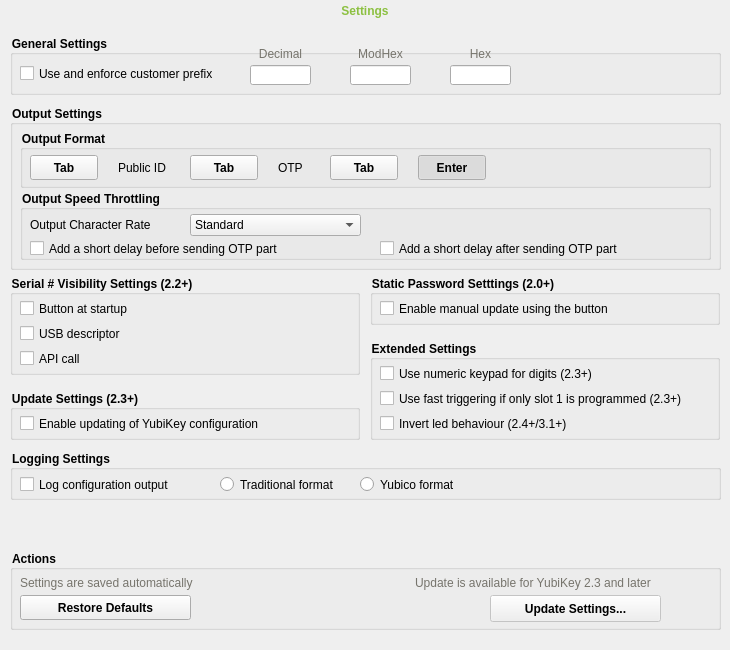
Qt form src/ui/settingpage.ui (Yubico/yubikey-personalization-gui) before a commit.
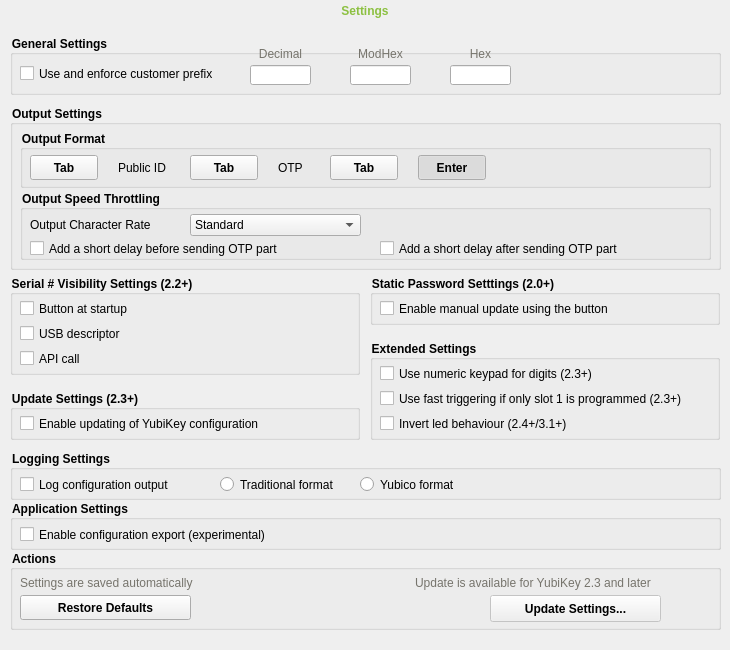
The same form after that commit. Icons and pictures are not drawn.

Commit message: add a setting for enable/disable export config

```diff
--- a/src/ui/settingpage.ui
+++ b/src/ui/settingpage.ui
@@ -1112,6 +1112,39 @@
      </property>
     </widget>
    </widget>
+   <widget class="QGroupBox" name="applicationBox">
+    <property name="geometry">
+     <rect>
+      <x>10</x>
+      <y>500</y>
+      <width>711</width>
+      <height>50</height>
+     </rect>
+    </property>
+    <property name="styleSheet">
+     <string notr="true">font-weight: bold;
+</string>
+    </property>
+    <property name="title">
+     <string>Application Settings</string>
+    </property>
+    <widget class="QCheckBox" name="exportCheck">
+     <property name="geometry">
+      <rect>
+       <x>10</x>
+       <y>25</y>
+       <width>275</width>
+       <height>19</height>
+      </rect>
+     </property>
+     <property name="styleSheet">
+      <string notr="true">font-weight: normal;</string>
+     </property>
+     <property name="text">
+      <string>Enable configuration export (experimental)</string>
+     </property>
+    </widget>
+   </widget>
   </widget>
   <widget class="QWidget" name="updatePage">
    <property name="sizePolicy">
```
The commit also changes 7 other files.
